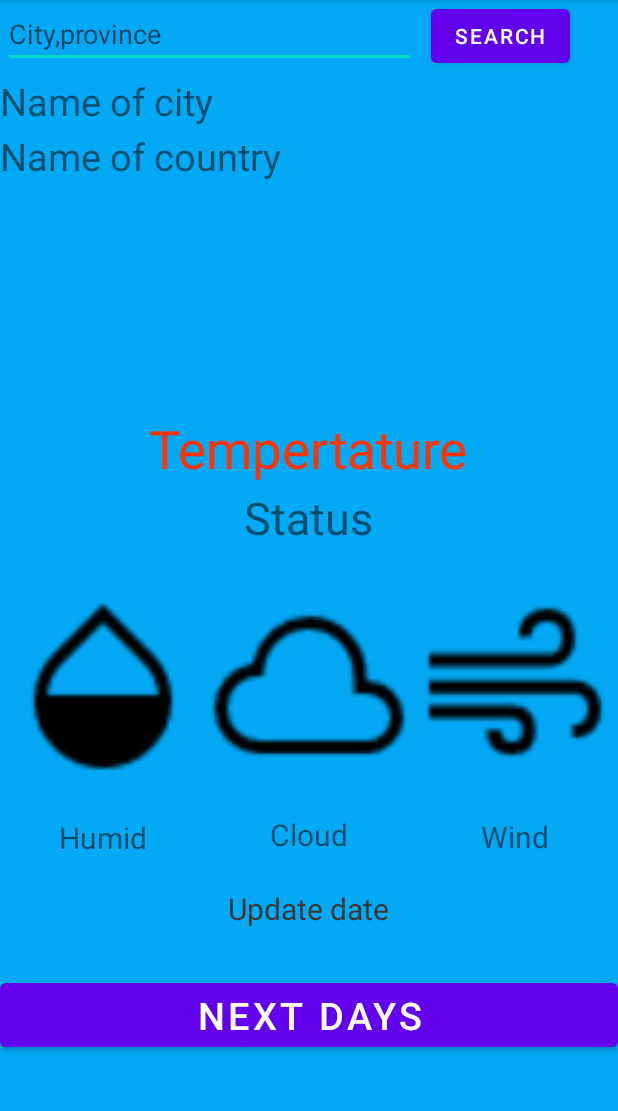
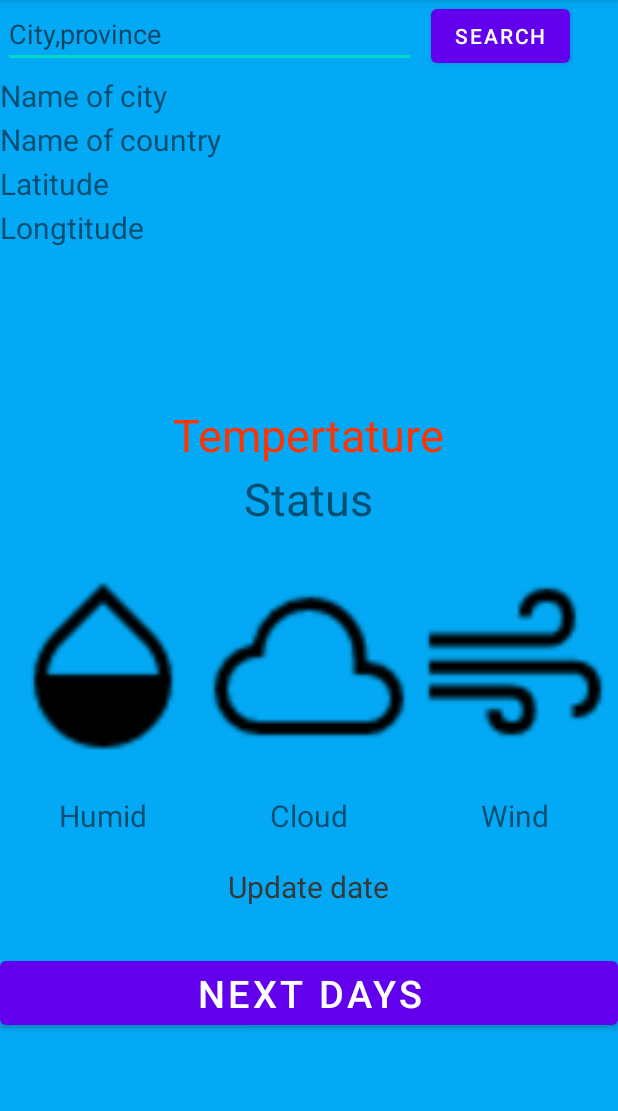
Before and after one commit to duongminhthanh/WeatherReport, an Android app: the screen it shows after launch (MainActivity), on a phone screen of 412 x 824 dp, the part 84-1195 px from its top. Run offline under Robolectric (Android 15) with nearby library versions, the phone set to English and light mode, and no system bars; our stand-ins replace Picasso, Volley; pictures from the network do not load.

Commit message:
them kinh do vi do xml

```diff
--- a/app/src/main/res/layout/activity_main.xml
+++ b/app/src/main/res/layout/activity_main.xml
@@ -27,24 +27,38 @@
     </LinearLayout>
     <TextView
         android:layout_marginTop="2dp"
-        android:textSize="25dp"
+        android:textSize="20dp"
         android:text="Name of city"
         android:id="@+id/txtName"
         android:layout_width="wrap_content"
         android:layout_height="wrap_content"/>
     <TextView
         android:layout_marginTop="2dp"
-        android:textSize="25dp"
+        android:textSize="20dp"
         android:text="Name of country"
         android:id="@+id/txtCountry"
+        android:layout_width="wrap_content"
+        android:layout_height="wrap_content"/>
+    <TextView
+        android:layout_marginTop="2dp"
+        android:textSize="20dp"
+        android:text="Latitude"
+        android:id="@+id/txtLat"
+        android:layout_width="wrap_content"
+        android:layout_height="wrap_content"/>
+    <TextView
+        android:layout_marginTop="2dp"
+        android:textSize="20dp"
+        android:text="Longtitude"
+        android:id="@+id/txtLon"
         android:layout_width="wrap_content"
         android:layout_height="wrap_content"/>
     <ImageView
         android:id="@+id/imgIcon"
         android:layout_gravity="center"
         android:layout_marginTop="2dp"
-        android:layout_width="150dp"
-        android:layout_height="150dp"
+        android:layout_width="100dp"
+        android:layout_height="100dp"
         />
     <TextView
         android:layout_marginTop="2dp"
@@ -52,7 +66,7 @@
         android:layout_gravity="center"
         android:textColor="#f30"
         android:text="Tempertature"
-        android:textSize="35dp"
+        android:textSize="30dp"
         android:layout_width="wrap_content"
         android:layout_height="wrap_content"/>
     <TextView
@@ -78,7 +92,7 @@
 
             <ImageView
                 android:layout_width="match_parent"
-                android:layout_height="174dp"
+                android:layout_height="172dp"
                 android:src="@drawable/humidity" />
 
             <TextView
@@ -110,7 +124,6 @@
                 android:textSize="20dp"
                 android:layout_gravity="center" />
         </LinearLayout>
-
         <LinearLayout
             android:layout_width="0dp"
             android:layout_height="match_parent"
@@ -120,16 +133,17 @@
 
             <ImageView
                 android:layout_width="match_parent"
-                android:layout_height="173dp"
-                android:src="@drawable/air" />
+                android:layout_height="172dp"
+                android:src="@drawable/air"
+               />
 
             <TextView
                 android:id="@+id/txtWind"
                 android:layout_width="wrap_content"
                 android:layout_height="wrap_content"
-                android:layout_gravity="center"
                 android:text="Wind"
                 android:textSize="20dp"
+                android:layout_gravity="center"
                 />
         </LinearLayout>
     </LinearLayout>
@@ -143,7 +157,7 @@
         android:layout_width="wrap_content"
         android:layout_height="wrap_content"/>
     <Button
-        android:id="@+id/btnChangActivity"
+        android:id="@+id/btnChangeActivity"
         android:textSize="25dp"
         android:layout_marginTop="30dp"
         android:text="Next days"
```
